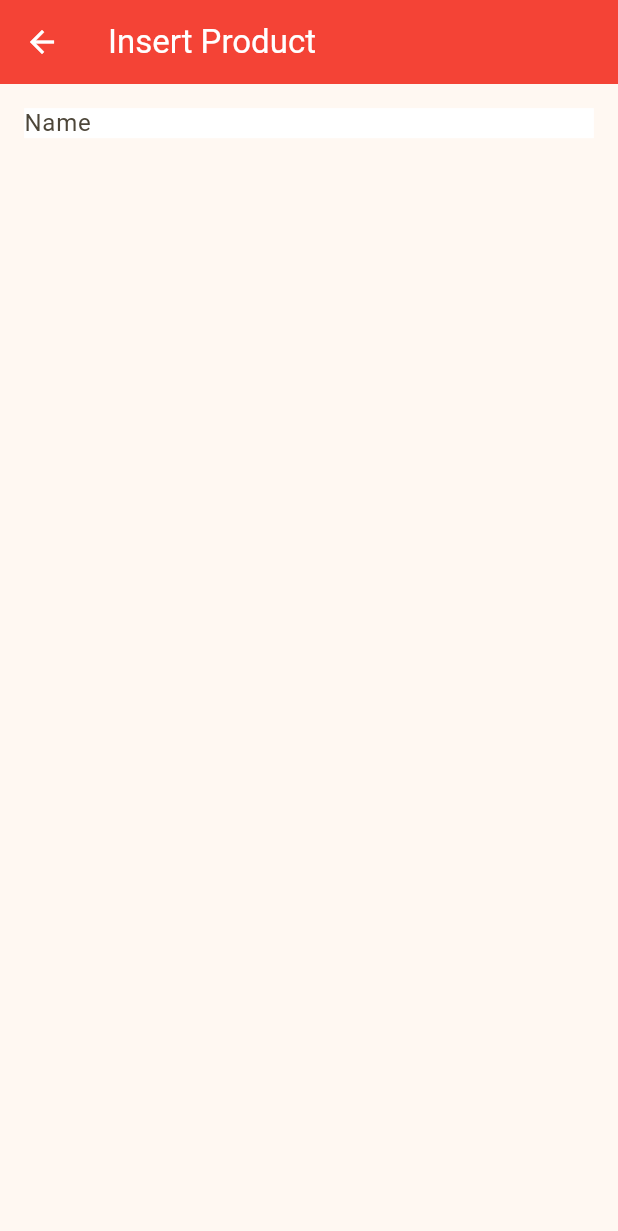
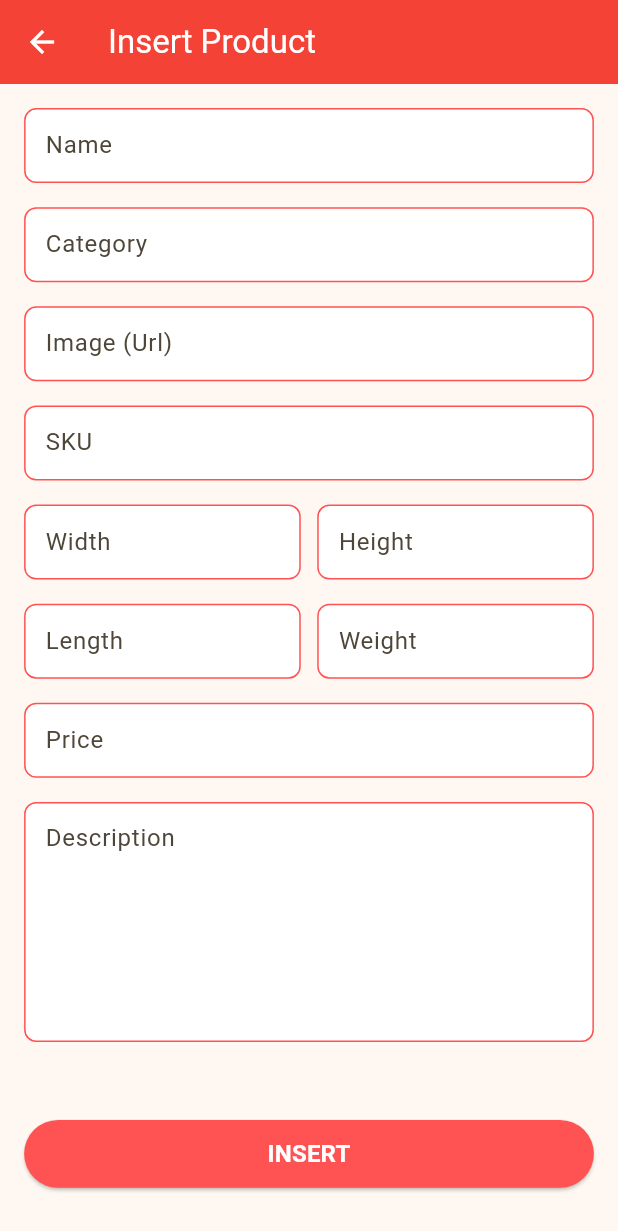
Before and after one commit to egin10/klontong, a Flutter app: the FormProductPage screen opened by its route, on a phone screen of 412 x 824 dp. Shown: the top 1231 px of the screen. Run offline on Flutter 3.47's test engine with Material 3 defaults, Android fonts, the phone set to English and light mode, and no system bars; our stand-ins replace auto_route, cached_network_image, dio, equatable, flutter_screenutil; network calls fail.

Commit message:
Slicing UI Form Product

```diff
--- a/lib/presentation/pages/product/form_product/provider.dart
+++ b/lib/presentation/pages/product/form_product/provider.dart
@@ -4,4 +4,12 @@ import 'state.dart';
 
 class FormProductProvider extends ChangeNotifier {
   final state = FormProductState();
+
+  void submit(bool isUpdate) {
+    if (isUpdate) {
+      debugPrint("UPDATED");
+    }
+
+    debugPrint("INSERT");
+  }
 }
--- a/lib/presentation/pages/product/form_product/state.dart
+++ b/lib/presentation/pages/product/form_product/state.dart
@@ -1,4 +1,16 @@
+import 'package:flutter/material.dart';
+
 class FormProductState {
+  final TextEditingController nameController = TextEditingController();
+  final TextEditingController categoryController = TextEditingController();
+  final TextEditingController imageController = TextEditingController();
+  final TextEditingController skuController = TextEditingController();
+  final TextEditingController widthController = TextEditingController();
+  final TextEditingController heightController = TextEditingController();
+  final TextEditingController lengthController = TextEditingController();
+  final TextEditingController weightController = TextEditingController();
+  final TextEditingController priceController = TextEditingController();
+  final TextEditingController descriptionController = TextEditingController();
 
   FormProductState() {
     // init some variables
--- a/lib/presentation/pages/product/form_product/view.dart
+++ b/lib/presentation/pages/product/form_product/view.dart
@@ -4,7 +4,7 @@ import 'package:flutter_screenutil/flutter_screenutil.dart';
 import 'package:provider/provider.dart';
 
 import '../../../../domain/entity/product.dart';
-import '../../../widget/custom_textfield.dart';
+import 'widget/custom_textfield.dart';
 import 'provider.dart';
 
 @RoutePage()
@@ -32,11 +32,104 @@ class FormProductPage extends StatelessWidget {
             Text(product != null ? "Edit ${product!.name}" : "Insert Product"),
         foregroundColor: Colors.white,
       ),
-      body: Padding(
+      body: Container(
+        width: double.maxFinite,
+        height: double.maxFinite,
         padding: EdgeInsets.all(16.h),
-        child: ListView(
+        child: Column(
           children: [
-            CustomTextField(hintText: "Name"),
+            Expanded(
+              child: ListView(
+                // physics: const NeverScrollableScrollPhysics(),
+                children: [
+                  FormTextField(
+                    hintText: "Name",
+                    controller: state.nameController,
+                  ),
+                  FormTextField(
+                    hintText: "Category",
+                    readOnly: true,
+                    controller: state.categoryController,
+                  ),
+                  FormTextField(
+                    hintText: "Image (Url)",
+                    controller: state.imageController,
+                  ),
+                  FormTextField(
+                    hintText: "SKU",
+                    controller: state.skuController,
+                  ),
+                  SizedBox(
+                    width: double.maxFinite,
+                    child: Row(
+                      children: [
+                        Expanded(
+                          child: FormTextField(
+                            hintText: "Width",
+                            controller: state.widthController,
+                          ),
+                        ),
+                        SizedBox(width: 10.w),
+                        Expanded(
+                          child: FormTextField(
+                            hintText: "Height",
+                            controller: state.heightController,
+                          ),
+                        ),
+                      ],
+                    ),
+                  ),
+                  Row(
+                    children: [
+                      Expanded(
+                        child: FormTextField(
+                          hintText: "Length",
+                          controller: state.lengthController,
+                        ),
+                      ),
+                      SizedBox(width: 10.w),
+                      Expanded(
+                        child: FormTextField(
+                          hintText: "Weight",
+                          controller: state.weightController,
+                        ),
+                      ),
+                    ],
+                  ),
+                  FormTextField(
+                    hintText: "Price",
+                    controller: state.priceController,
+                  ),
+                  FormTextField(
+                    hintText: "Description",
+                    height: 160,
+                    textInputType: TextInputType.multiline,
+                    minLines: 10,
+                    maxLines: 10,
+                    controller: state.descriptionController,
+                  ),
+                ],
+              ),
+            ),
+            Container(
+              margin: EdgeInsets.only(bottom: 16.h),
+              width: double.maxFinite,
+              height: 45.h,
+              child: ElevatedButton(
+                onPressed: () => provider.submit(product != null),
+                style: ElevatedButton.styleFrom(
+                  backgroundColor: Colors.redAccent,
+                ),
+                child: Text(
+                  product != null ? "UPDATE" : "INSERT",
+                  style: TextStyle(
+                    fontWeight: FontWeight.w600,
+                    fontSize: 16.sp,
+                    color: Colors.white,
+                  ),
+                ),
+              ),
+            ),
           ],
         ),
       ),
--- /dev/null
+++ b/lib/presentation/pages/product/form_product/widget/custom_textfield.dart
@@ -0,0 +1,50 @@
+import 'package:flutter/material.dart';
+import 'package:flutter_screenutil/flutter_screenutil.dart';
+
+class FormTextField extends StatelessWidget {
+  final String? hintText;
+  final TextEditingController? controller;
+  final bool readOnly;
+  final TextInputType? textInputType;
+  final int? minLines;
+  final int? maxLines;
+  final double height;
+
+  const FormTextField({
+    super.key,
+    this.hintText,
+    this.controller,
+    this.readOnly = false,
+    this.textInputType,
+    this.minLines,
+    this.maxLines,
+    this.height = 50,
+  });
+
+  @override
+  Widget build(BuildContext context) {
+    return Container(
+      width: double.maxFinite,
+      height: height,
+      margin: EdgeInsets.only(bottom: 16.h),
+      decoration: BoxDecoration(
+        color: Colors.white,
+        borderRadius: BorderRadius.circular(8.r),
+        border: Border.all(color: Colors.redAccent),
+      ),
+      child: TextField(
+        controller: controller,
+        readOnly: readOnly,
+        keyboardType: textInputType,
+        minLines: minLines,
+        maxLines: maxLines,
+        decoration: InputDecoration(
+          hintText: hintText,
+          border: InputBorder.none,
+          contentPadding:
+              EdgeInsets.symmetric(vertical: 11.h, horizontal: 12.w),
+        ),
+      ),
+    );
+  }
+}
--- a/lib/presentation/widget/custom_textfield.dart
+++ /dev/null
@@ -1,22 +0,0 @@
-import 'package:flutter/material.dart';
-
-class CustomTextField extends StatelessWidget {
-  final String? hintText;
-
-  const CustomTextField({super.key, this.hintText});
-
-  @override
-  Widget build(BuildContext context) {
-    return Container(
-      width: double.maxFinite,
-      height: 20,
-      color: Colors.white,
-      child: TextField(
-        decoration: InputDecoration(
-          hintText: hintText,
-          border: InputBorder.none,
-        ),
-      ),
-    );
-  }
-}
```
